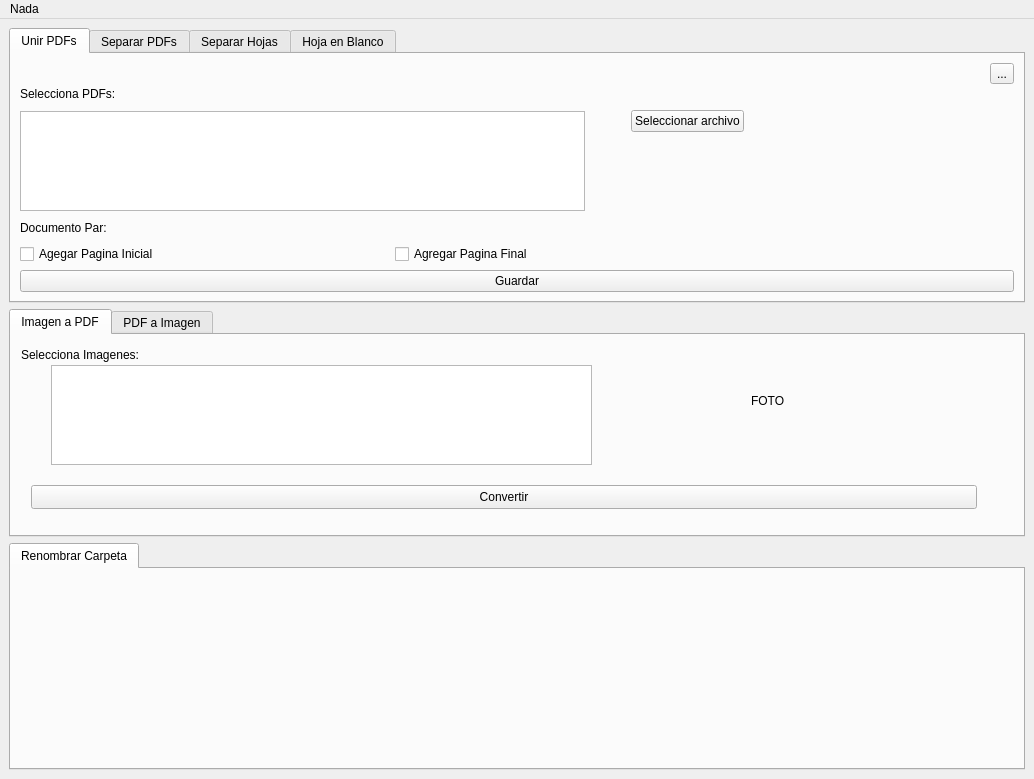
Above: App/form.ui from agustin-d-martinez/myLovePDF before the change. Below: the same form after it.
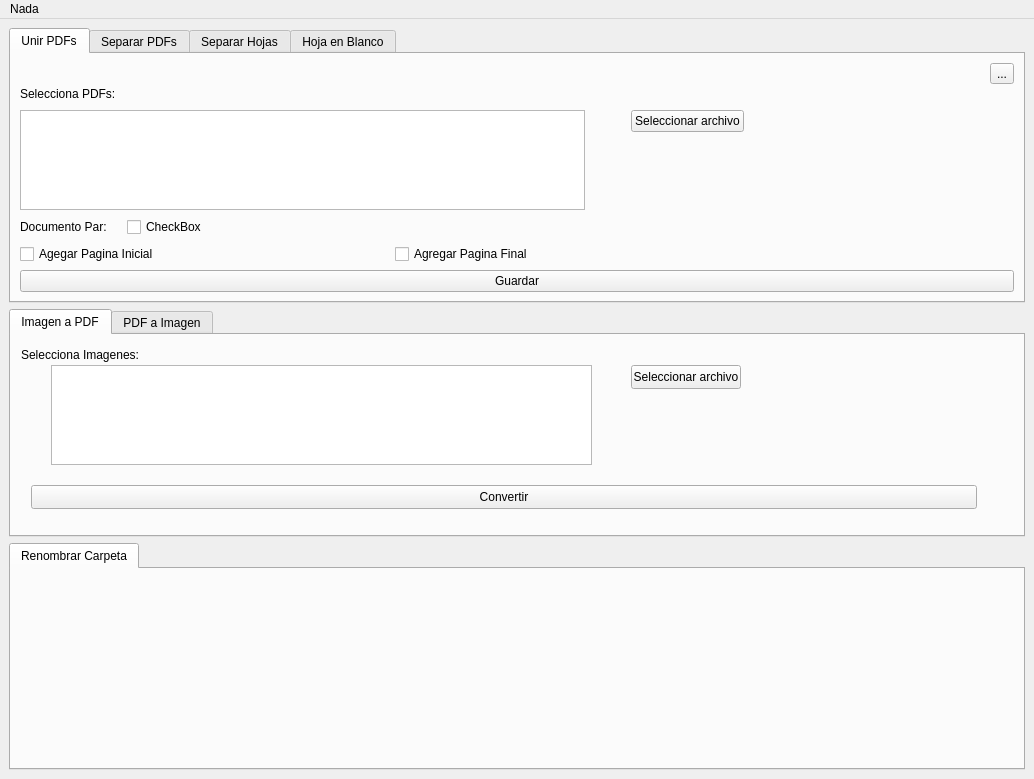
That is the form after the change. Custom widgets are drawn as their Qt base class.

What changed in the file:
```diff
--- a/App/form.ui
+++ b/App/form.ui
@@ -157,9 +157,14 @@
            </layout>
           </item>
           <item>
+           <layout class="QHBoxLayout" name="horizontalLayout_6">
+            <property name="spacing">
+             <number>20</number>
+            </property>
+            <item>
            <widget class="QLabel" name="label_2">
             <property name="sizePolicy">
-             <sizepolicy hsizetype="Expanding" vsizetype="Fixed">
+               <sizepolicy hsizetype="Preferred" vsizetype="Preferred">
               <horstretch>0</horstretch>
               <verstretch>0</verstretch>
              </sizepolicy>
@@ -176,6 +181,34 @@
            </widget>
           </item>
           <item>
+             <widget class="ModernCheckBox" name="checkBoxDocPar">
+              <property name="sizePolicy">
+               <sizepolicy hsizetype="Preferred" vsizetype="Preferred">
+                <horstretch>0</horstretch>
+                <verstretch>0</verstretch>
+               </sizepolicy>
+              </property>
+              <property name="text">
+               <string>CheckBox</string>
+              </property>
+             </widget>
+            </item>
+            <item>
+             <spacer name="horizontalSpacer_6">
+              <property name="orientation">
+               <enum>Qt::Orientation::Horizontal</enum>
+              </property>
+              <property name="sizeHint" stdset="0">
+               <size>
+                <width>40</width>
+                <height>20</height>
+               </size>
+              </property>
+             </spacer>
+            </item>
+           </layout>
+          </item>
+          <item>
            <layout class="QHBoxLayout" name="horizontalLayout_2">
             <item>
              <widget class="QCheckBox" name="checkBox">
@@ -765,8 +798,8 @@
        <widget class="QLabel" name="label_11">
         <property name="geometry">
          <rect>
-          <x>740</x>
-          <y>10</y>
+          <x>750</x>
+          <y>30</y>
           <width>211</width>
           <height>111</height>
          </rect>
@@ -784,7 +817,7 @@
          </size>
         </property>
         <property name="text">
-         <string>FOTO</string>
+         <string/>
         </property>
        </widget>
        <widget class="ButtonListWidget" name="ListFileSelector_2">
@@ -809,6 +842,19 @@
          </size>
         </property>
        </widget>
+       <widget class="QPushButton" name="ButtonFileSelect_5">
+        <property name="geometry">
+         <rect>
+          <x>620</x>
+          <y>30</y>
+          <width>110</width>
+          <height>24</height>
+         </rect>
+        </property>
+        <property name="text">
+         <string>Seleccionar archivo</string>
+        </property>
+       </widget>
       </widget>
       <widget class="QWidget" name="tab_4">
        <attribute name="title">
@@ -946,6 +992,11 @@
    <extends>QListWidget</extends>
    <header>widgets</header>
   </customwidget>
+  <customwidget>
+   <class>ModernCheckBox</class>
+   <extends>QCheckBox</extends>
+   <header>widgets</header>
+  </customwidget>
  </customwidgets>
  <tabstops>
   <tabstop>tabWidget</tabstop>
```
Left out of the diff: 51 changed lines with no effect on the pictures. Lines whose indentation alone changed are shown as unchanged.
